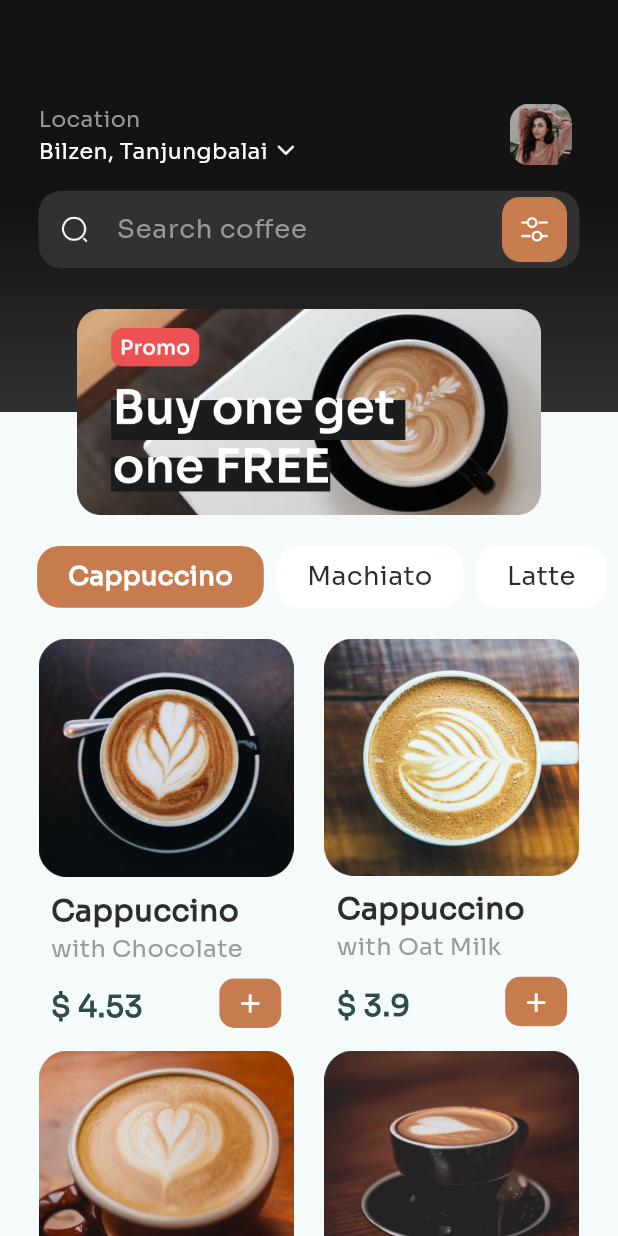
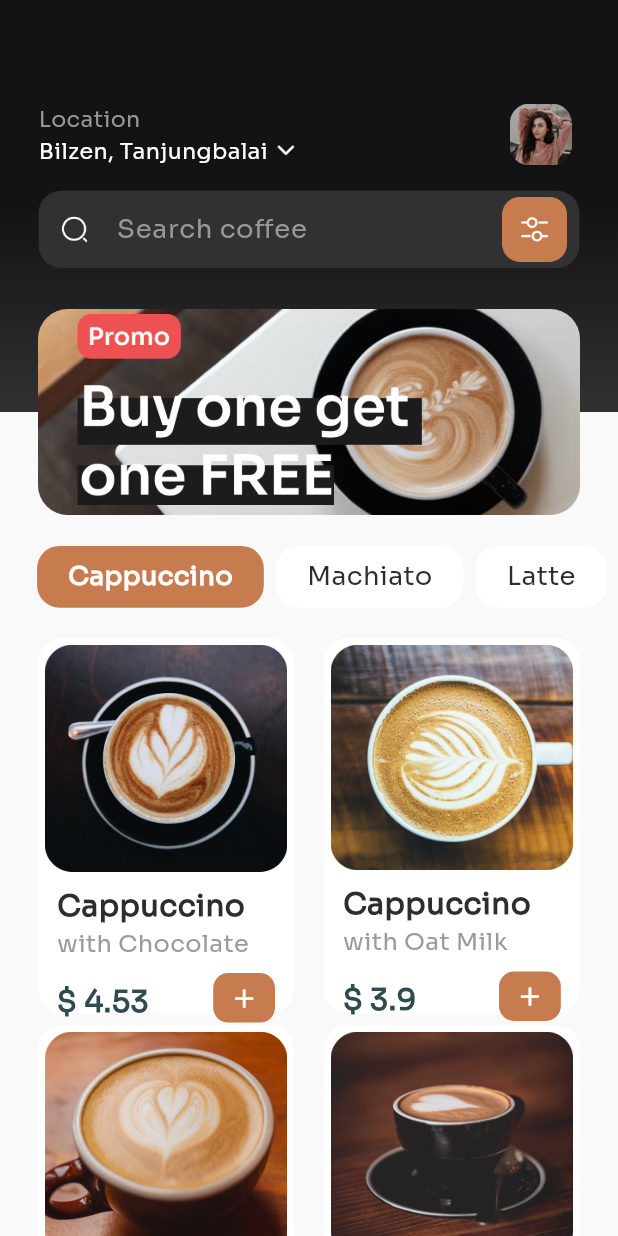
Before and after one commit to MrSaim777/coffee_shop, a Flutter app: the screen it shows after launch, on a phone screen of 412 x 824 dp. Run offline on Flutter 3.47's test engine with Material 3 defaults, Android fonts, the phone set to English and light mode, and no system bars; our stand-ins replace get.

Commit message:
Scaffold color setup

```diff
--- a/lib/common/constants/colors.dart
+++ b/lib/common/constants/colors.dart
@@ -3,6 +3,7 @@ import 'package:flutter/material.dart';
 class AppColors {
   static const Color homeContainerGradient1 = Color.fromRGBO(19, 19, 19, 1);
   static const Color homeContainerGradient2 = Color.fromRGBO(49, 49, 49, 1);
+  static const Color scaffoldColor = Color.fromRGBO(249, 249, 249, 1);
   static const Color blackColor = Color.fromRGBO(47, 45, 44, 1);
   static const Color whiteColor = Color.fromRGBO(255, 255, 255, 1);
   static const Color greyColor = Color.fromRGBO(152, 152, 152, 1);
@@ -10,5 +11,4 @@ class AppColors {
   static const Color coffeePriceColor = Color.fromRGBO(47, 75, 78, 1);
   static const Color buttonColor = Color.fromRGBO(198, 124, 78, 1);
   static const Color searchHintColor = Color.fromRGBO(152, 152, 152, 1);
-
 }
--- a/lib/features/coffee_home/screen/home_screen.dart
+++ b/lib/features/coffee_home/screen/home_screen.dart
@@ -36,10 +36,16 @@ class HomeScreen extends StatelessWidget {
       gridDelegate: SliverGridDelegateWithFixedCrossAxisCount(
           crossAxisCount: 2,
           crossAxisSpacing: context.width / 20,
-          mainAxisExtent: context.height / 3),
+          mainAxisExtent: context.height / 3.3,
+          mainAxisSpacing: context.width / 50),
       itemBuilder: (context, index) {
         var list = listOfCoffees[index];
-        return Column(
+        return Container(
+          padding: EdgeInsets.all(context.width / 100),
+          decoration: BoxDecoration(
+              color: AppColors.whiteColor,
+              borderRadius: BorderRadius.circular(15)),
+          child: Column(
             crossAxisAlignment: CrossAxisAlignment.start,
             children: [
               Image.asset(list.image),
@@ -94,6 +100,7 @@ class HomeScreen extends StatelessWidget {
                 ),
               ),
             ],
+          ),
         );
       },
     );
@@ -249,11 +256,11 @@ class HomeScreen extends StatelessWidget {
           bottom: -context.height / 12,
           child: Container(
             height: context.height / 6,
-            width: context.width,
+            width: context.width / 1.14,
             decoration: BoxDecoration(
                 borderRadius: BorderRadius.circular(20),
                 image: const DecorationImage(
-                    image: AssetImage(AssetImages.buyOne))),
+                    fit: BoxFit.cover, image: AssetImage(AssetImages.buyOne))),
           ),
         ),
       ],
--- a/lib/main.dart
+++ b/lib/main.dart
@@ -16,6 +16,7 @@ class MyApp extends StatelessWidget {
       debugShowCheckedModeBanner: false,
       title: 'Coffee Shop',
       theme: ThemeData(
+        scaffoldBackgroundColor: AppColors.scaffoldColor,
         fontFamily: "Sora",
         colorScheme:
             ColorScheme.fromSeed(seedColor: AppColors.homeContainerGradient1),
```
Lines whose indentation alone changed are shown as unchanged.
